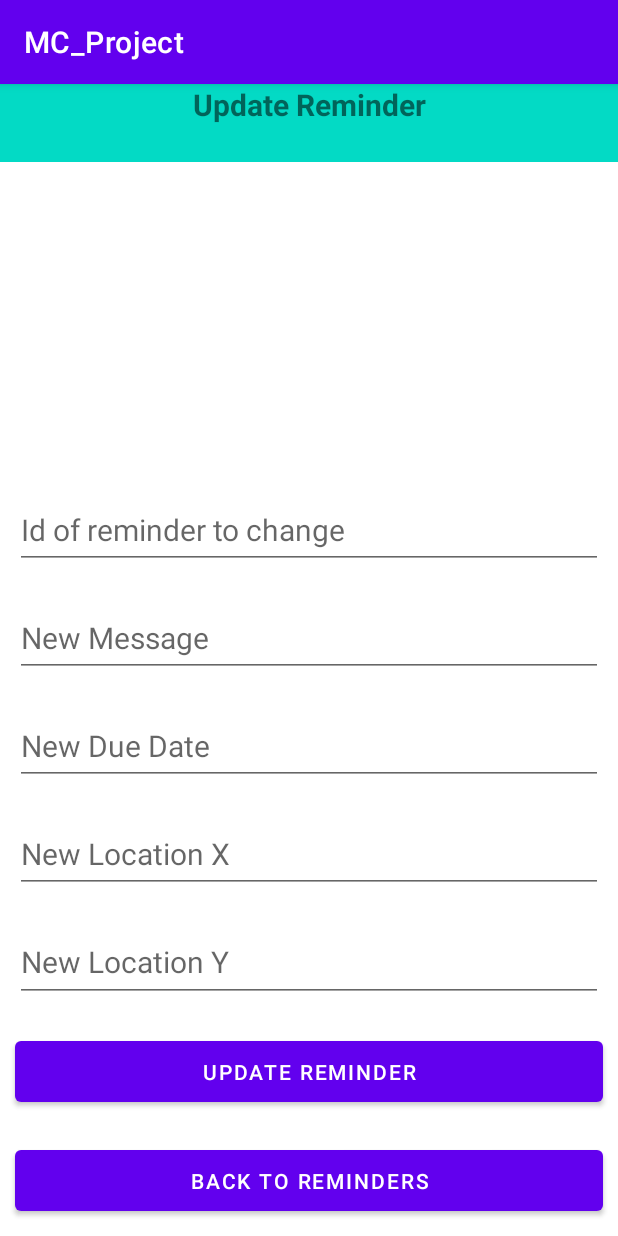
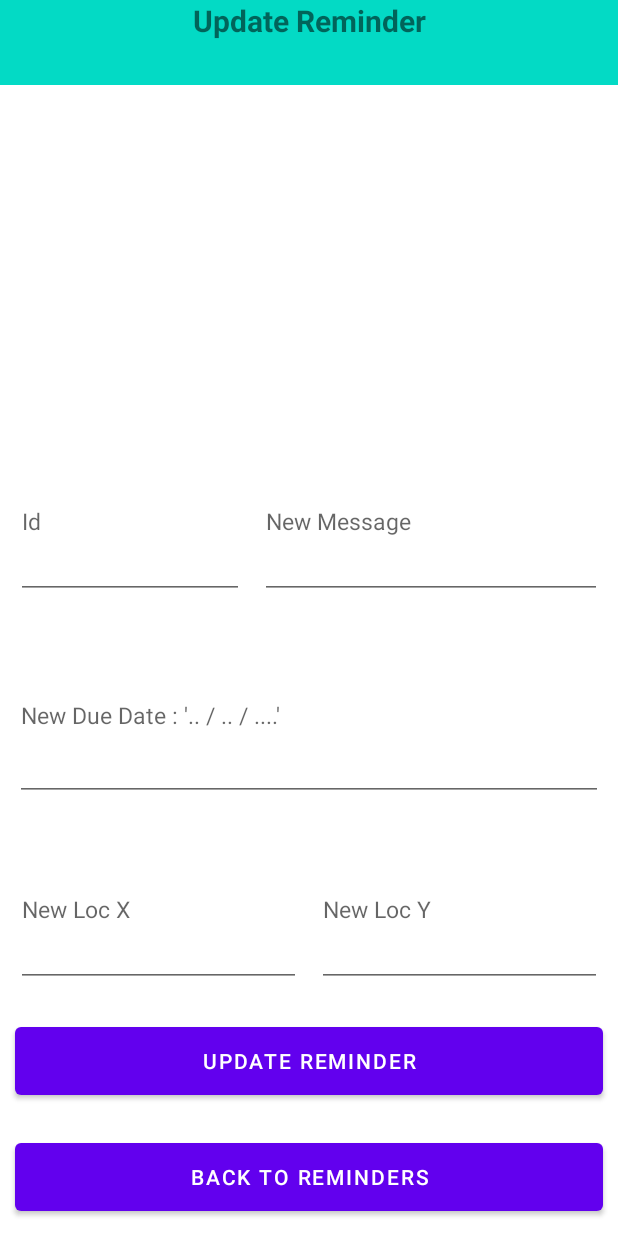
Before and after one commit to pportron/MC_Project, an Android app: the UpdateReminder screen opened directly, with no data from a screen before it, on a phone screen of 412 x 824 dp. Run offline under Robolectric (Android 15) with nearby library versions, the phone set to English and light mode, and no system bars.

Commit message:
HW3 Final

```diff
--- a/app/src/main/java/com/mobilecomputing/mc_project/DBHandler.java
+++ b/app/src/main/java/com/mobilecomputing/mc_project/DBHandler.java
@@ -215,6 +215,17 @@ public class DBHandler extends SQLiteOpenHelper {
         return result;
     }
 
+    public int GetASeen(String id) {
+        int result;
+        SQLiteDatabase db = this.getReadableDatabase();
+        Cursor c = db.rawQuery( "select reminder_seen from "+TABLE_NAME +" where Id =" +id, null );
+
+        c.moveToFirst();
+        result = c.getInt(0);
+
+        return result;
+    }
+
     @Override
     public void onUpgrade(SQLiteDatabase db, int oldVersion, int newVersion) {
         // this method is called to check if the table exists already.
--- a/app/src/main/java/com/mobilecomputing/mc_project/UpdateReminder.java
+++ b/app/src/main/java/com/mobilecomputing/mc_project/UpdateReminder.java
@@ -71,7 +71,7 @@ public class UpdateReminder extends AppCompatActivity {
                 String creation_time = java.text.DateFormat.getDateTimeInstance().format(new Date());
                 preferences = getApplicationContext().getSharedPreferences("Log", 0);
                 String creator_id = preferences.getString(KEY_USERNAME, "");
-                int reminder_seen = 0;
+                int reminder_seen = dbHandler.GetASeen(Id);
                 String Strlocation_x = LxET.getText().toString();
                 double location_x = 0;
                 if (Strlocation_x.length() > 0) {
--- a/app/src/main/res/layout/layout_reminder.xml
+++ b/app/src/main/res/layout/layout_reminder.xml
@@ -1,7 +1,7 @@
 <?xml version="1.0" encoding="utf-8"?>
 <LinearLayout xmlns:android="http://schemas.android.com/apk/res/android"
     android:layout_width="match_parent"
-    android:layout_height="100dp"
+    android:layout_height="60dp"
     android:layout_margin="8dp"
     android:background="@color/white"
     android:orientation="horizontal">
@@ -19,7 +19,7 @@
             android:text="Id"
             android:textColor="@color/black"
             android:visibility="invisible"
-            android:textSize="20sp"/>
+            android:textSize="15sp"/>
 
 
         <TextView
@@ -29,7 +29,7 @@
             android:layout_marginLeft="20dp"
             android:text="Message"
             android:textColor="@color/black"
-            android:textSize="20sp"
+            android:textSize="15sp"
             android:textStyle="bold" />
 
 
@@ -41,7 +41,7 @@
             android:layout_marginLeft="20dp"
             android:text="Date"
             android:textColor="@color/black"
-            android:textSize="20sp" />
+            android:textSize="15sp" />
 
 
     </LinearLayout>
--- a/app/src/main/res/layout/update_reminder.xml
+++ b/app/src/main/res/layout/update_reminder.xml
@@ -26,56 +26,72 @@
 
     </androidx.recyclerview.widget.RecyclerView>
 
+    <LinearLayout
+        android:layout_width="match_parent"
+        android:layout_height="0dp"
+        android:layout_weight="0.1"
+        android:layout_margin="5dp"
+        android:orientation="horizontal">
+
         <EditText
             android:id="@+id/IdMessage"
-        android:layout_width="match_parent"
-        android:layout_height="0dp"
-        android:layout_weight="0.05"
-        android:layout_margin="10dp"
-        android:hint="Id of reminder to change"
+            android:layout_width="0dp"
+            android:layout_height="match_parent"
+            android:layout_margin="5dp"
+            android:layout_weight="0.4"
+            android:hint="Id "
             android:inputType="number"
-        android:textSize="20sp" />
+            android:textSize="15sp" />
 
         <EditText
             android:id="@+id/UpdtMessage"
-        android:layout_width="match_parent"
-        android:layout_height="0dp"
-        android:layout_weight="0.05"
-        android:layout_margin="10dp"
+            android:layout_width="0dp"
+            android:layout_height="match_parent"
+            android:layout_margin="5dp"
+            android:layout_weight="0.6"
             android:hint="New Message"
             android:inputType="text"
-        android:textSize="20sp" />
+            android:textSize="15sp" />
+    </LinearLayout>
 
 
     <EditText
         android:id="@+id/UpdtDate"
         android:layout_width="match_parent"
         android:layout_height="0dp"
-        android:layout_weight="0.05"
+        android:layout_weight="0.1"
         android:layout_margin="10dp"
-        android:hint="New Due Date"
+        android:hint="New Due Date : '.. / .. / ....'"
         android:inputType="text"
-        android:textSize="20sp" />
+        android:textSize="15sp" />
+
+    <LinearLayout
+        android:layout_width="match_parent"
+        android:layout_height="0dp"
+        android:layout_weight="0.1"
+        android:layout_margin="5dp"
+        android:orientation="horizontal">
 
         <EditText
             android:id="@+id/UpdtLocationX"
-        android:layout_width="match_parent"
-        android:layout_height="0dp"
-        android:layout_weight="0.05"
-        android:layout_margin="10dp"
-        android:hint="New Location X"
+            android:layout_width="0dp"
+            android:layout_height="match_parent"
+            android:layout_margin="5dp"
+            android:layout_weight="0.5"
+            android:hint="New Loc X"
             android:inputType="numberDecimal"
-        android:textSize="20sp" />
+            android:textSize="15sp" />
 
         <EditText
             android:id="@+id/UpdtLocationY"
-        android:layout_width="match_parent"
-        android:layout_height="0dp"
-        android:layout_weight="0.05"
-        android:layout_margin="10dp"
-        android:hint="New Location Y"
+            android:layout_width="0dp"
+            android:layout_height="match_parent"
+            android:layout_margin="5dp"
+            android:layout_weight="0.5"
+            android:hint="New Loc Y"
             android:inputType="numberDecimal"
-        android:textSize="20sp" />
+            android:textSize="15sp" />
+    </LinearLayout>
 
 
     <Button
--- a/app/src/main/res/values/themes.xml
+++ b/app/src/main/res/values/themes.xml
@@ -1,6 +1,6 @@
 <resources xmlns:tools="http://schemas.android.com/tools">
     <!-- Base application theme. -->
-    <style name="Theme.MC_Project" parent="Theme.MaterialComponents.DayNight.DarkActionBar">
+    <style name="Theme.MC_Project" parent="Theme.MaterialComponents.DayNight.NoActionBar">
         <!-- Primary brand color. -->
         <item name="colorPrimary">@color/purple_500</item>
         <item name="colorPrimaryVariant">@color/purple_700</item>
```
Lines whose indentation alone changed are shown as unchanged.
